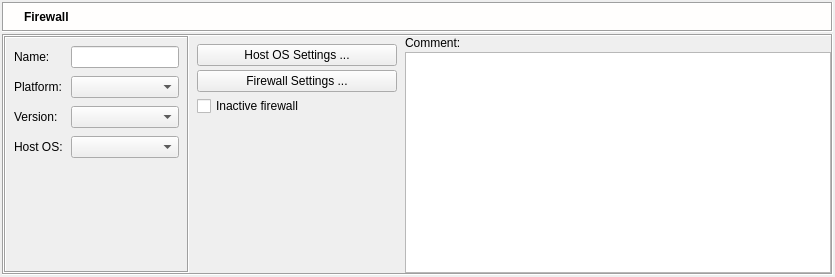
Before: the Qt Designer form src/gui/firewalldialog_q.ui in fwbuilder/fwbuilder, drawn with Qt 5.
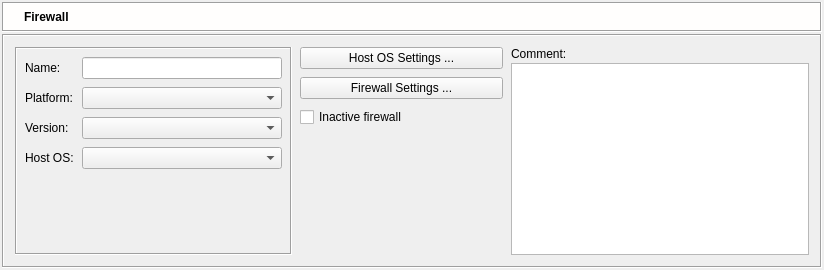
After: the same form once the commit is applied. Icons and pictures are not drawn.

Commit message: layout fixes on mac

```diff
--- a/src/gui/firewalldialog_q.ui
+++ b/src/gui/firewalldialog_q.ui
@@ -8,8 +8,8 @@
    <rect>
     <x>0</x>
     <y>0</y>
-    <width>835</width>
-    <height>277</height>
+    <width>824</width>
+    <height>227</height>
    </rect>
   </property>
   <property name="sizePolicy" >
@@ -222,23 +222,14 @@
        <property name="frameShadow" >
         <enum>QFrame::Sunken</enum>
        </property>
-       <layout class="QHBoxLayout" >
-        <property name="spacing" >
+       <layout class="QGridLayout" >
+        <property name="horizontalSpacing" >
          <number>8</number>
         </property>
-        <property name="leftMargin" >
-         <number>0</number>
+        <property name="verticalSpacing" >
+         <number>8</number>
         </property>
-        <property name="topMargin" >
-         <number>0</number>
-        </property>
-        <property name="rightMargin" >
-         <number>0</number>
-        </property>
-        <property name="bottomMargin" >
-         <number>0</number>
-        </property>
-        <item>
+        <item rowspan="4" row="0" column="0" >
          <widget class="QFrame" name="frame7_2" >
           <property name="sizePolicy" >
            <sizepolicy vsizetype="Preferred" hsizetype="Preferred" >
@@ -308,7 +299,7 @@
                </property>
                <property name="minimumSize" >
                 <size>
-                 <width>0</width>
+                 <width>200</width>
                  <height>0</height>
                 </size>
                </property>
@@ -431,20 +422,7 @@
           </layout>
          </widget>
         </item>
-        <item>
-         <layout class="QVBoxLayout" >
-          <property name="spacing" >
-           <number>0</number>
-          </property>
-          <property name="topMargin" >
-           <number>8</number>
-          </property>
-          <item>
-           <layout class="QVBoxLayout" >
-            <property name="spacing" >
-             <number>4</number>
-            </property>
-            <item>
+        <item row="0" column="1" >
              <widget class="QPushButton" name="osAdvanced" >
               <property name="sizePolicy" >
                <sizepolicy vsizetype="Minimum" hsizetype="Fixed" >
@@ -469,7 +447,49 @@
               </property>
              </widget>
             </item>
+        <item rowspan="4" row="0" column="2" >
+         <layout class="QVBoxLayout" >
+          <property name="spacing" >
+           <number>2</number>
+          </property>
             <item>
+           <widget class="QLabel" name="textLabel2" >
+            <property name="sizePolicy" >
+             <sizepolicy vsizetype="Fixed" hsizetype="Preferred" >
+              <horstretch>0</horstretch>
+              <verstretch>0</verstretch>
+             </sizepolicy>
+            </property>
+            <property name="text" >
+             <string>Comment:</string>
+            </property>
+            <property name="wordWrap" >
+             <bool>false</bool>
+            </property>
+           </widget>
+          </item>
+          <item>
+           <widget class="QTextEdit" name="comment" >
+            <property name="sizePolicy" >
+             <sizepolicy vsizetype="MinimumExpanding" hsizetype="Expanding" >
+              <horstretch>0</horstretch>
+              <verstretch>0</verstretch>
+             </sizepolicy>
+            </property>
+            <property name="minimumSize" >
+             <size>
+              <width>0</width>
+              <height>0</height>
+             </size>
+            </property>
+            <property name="tabChangesFocus" >
+             <bool>true</bool>
+            </property>
+           </widget>
+          </item>
+         </layout>
+        </item>
+        <item row="1" column="1" >
              <widget class="QPushButton" name="fwAdvanced" >
               <property name="sizePolicy" >
                <sizepolicy vsizetype="Minimum" hsizetype="Fixed" >
@@ -494,7 +514,7 @@
               </property>
              </widget>
             </item>
-            <item>
+        <item row="2" column="1" >
              <widget class="QCheckBox" name="inactive" >
               <property name="sizePolicy" >
                <sizepolicy vsizetype="Fixed" hsizetype="Minimum" >
@@ -510,9 +530,7 @@
               </property>
              </widget>
             </item>
-           </layout>
-          </item>
-          <item>
+        <item row="3" column="1" >
            <spacer>
             <property name="orientation" >
              <enum>Qt::Vertical</enum>
@@ -522,55 +540,11 @@
             </property>
             <property name="sizeHint" >
              <size>
-              <width>200</width>
-              <height>10</height>
+            <width>203</width>
+            <height>81</height>
              </size>
             </property>
            </spacer>
-          </item>
-         </layout>
-        </item>
-        <item>
-         <layout class="QVBoxLayout" >
-          <property name="spacing" >
-           <number>2</number>
-          </property>
-          <item>
-           <widget class="QLabel" name="textLabel2" >
-            <property name="sizePolicy" >
-             <sizepolicy vsizetype="Fixed" hsizetype="Preferred" >
-              <horstretch>0</horstretch>
-              <verstretch>0</verstretch>
-             </sizepolicy>
-            </property>
-            <property name="text" >
-             <string>Comment:</string>
-            </property>
-            <property name="wordWrap" >
-             <bool>false</bool>
-            </property>
-           </widget>
-          </item>
-          <item>
-           <widget class="QTextEdit" name="comment" >
-            <property name="sizePolicy" >
-             <sizepolicy vsizetype="MinimumExpanding" hsizetype="Expanding" >
-              <horstretch>0</horstretch>
-              <verstretch>0</verstretch>
-             </sizepolicy>
-            </property>
-            <property name="minimumSize" >
-             <size>
-              <width>0</width>
-              <height>0</height>
-             </size>
-            </property>
-            <property name="tabChangesFocus" >
-             <bool>true</bool>
-            </property>
-           </widget>
-          </item>
-         </layout>
         </item>
        </layout>
       </widget>
```
Lines whose indentation alone changed are shown as unchanged. The commit also changes 23 other files.
